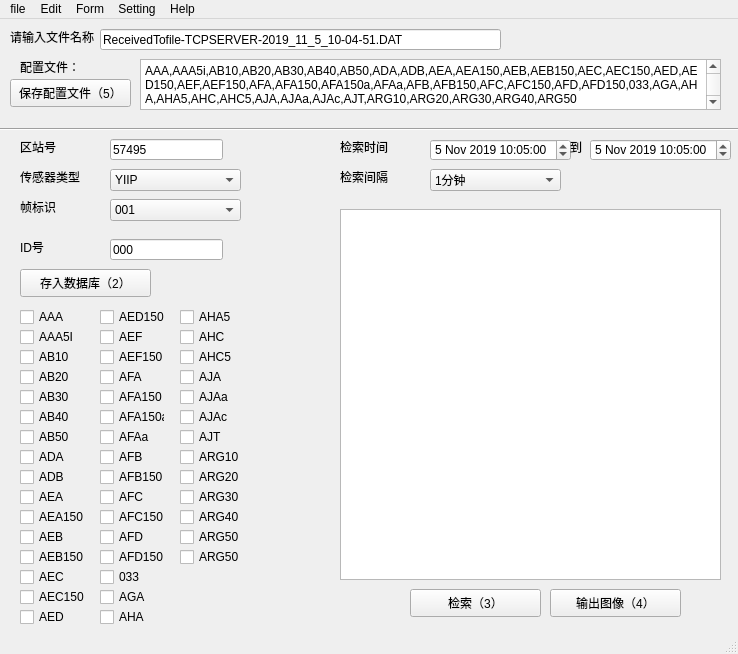
The window that untitled.ui (Gzk738/HUAYUN-visualization) describes before a commit, drawn with Qt 5.
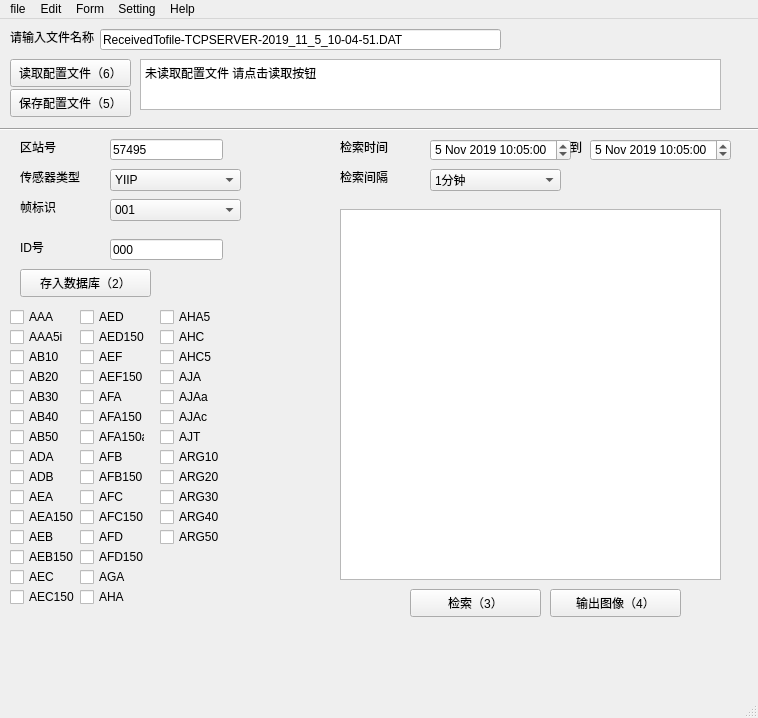
The same window after the commit.

The edit to the form file:
```diff
--- a/untitled.ui
+++ b/untitled.ui
@@ -6,8 +6,8 @@
    <rect>
     <x>0</x>
     <y>0</y>
-    <width>738</width>
-    <height>654</height>
+    <width>758</width>
+    <height>718</height>
    </rect>
   </property>
   <property name="windowTitle">
@@ -326,19 +326,6 @@
      </property>
     </item>
    </widget>
-   <widget class="QLabel" name="label_11">
-    <property name="geometry">
-     <rect>
-      <x>20</x>
-      <y>40</y>
-      <width>81</width>
-      <height>16</height>
-     </rect>
-    </property>
-    <property name="text">
-     <string>配置文件：</string>
-    </property>
-   </widget>
    <widget class="QTextEdit" name="textEdit_3">
     <property name="geometry">
      <rect>
@@ -353,7 +340,7 @@
 &lt;html&gt;&lt;head&gt;&lt;meta name=&quot;qrichtext&quot; content=&quot;1&quot; /&gt;&lt;style type=&quot;text/css&quot;&gt;
 p, li { white-space: pre-wrap; }
 &lt;/style&gt;&lt;/head&gt;&lt;body style=&quot; font-family:'SimSun'; font-size:9pt; font-weight:400; font-style:normal;&quot;&gt;
-&lt;p style=&quot; margin-top:0px; margin-bottom:0px; margin-left:0px; margin-right:0px; -qt-block-indent:0; text-indent:0px;&quot;&gt;&lt;span style=&quot; font-family:'SimSun';&quot;&gt;AAA,AAA5i,AB10,AB20,AB30,AB40,AB50,ADA,ADB,AEA,AEA150,AEB,AEB150,AEC,AEC150,AED,AED150,AEF,AEF150,AFA,AFA150,AFA150a,AFAa,AFB,AFB150,AFC,AFC150,AFD,AFD150,033,AGA,AHA,AHA5,AHC,AHC5,AJA,AJAa,AJAc,AJT,ARG10,ARG20,ARG30,ARG40,ARG50&lt;/span&gt;&lt;/p&gt;&lt;/body&gt;&lt;/html&gt;</string>
+&lt;p style=&quot; margin-top:0px; margin-bottom:0px; margin-left:0px; margin-right:0px; -qt-block-indent:0; text-indent:0px;&quot;&gt;&lt;span style=&quot; font-family:'SimSun';&quot;&gt;未读取配置文件 请点击读取按钮&lt;/span&gt;&lt;/p&gt;&lt;/body&gt;&lt;/html&gt;</string>
     </property>
    </widget>
    <widget class="QPushButton" name="pushButton_3">
@@ -382,10 +369,36 @@
      <string>输出图像（4）</string>
     </property>
    </widget>
-   <widget class="QCheckBox" name="checkBox">
+   <widget class="QPushButton" name="pushButton_5">
     <property name="geometry">
      <rect>
-      <x>20</x>
+      <x>10</x>
+      <y>70</y>
+      <width>121</width>
+      <height>28</height>
+     </rect>
+    </property>
+    <property name="text">
+     <string>保存配置文件（5）</string>
+    </property>
+   </widget>
+   <widget class="QPushButton" name="pushButton_6">
+    <property name="geometry">
+     <rect>
+      <x>10</x>
+      <y>40</y>
+      <width>121</width>
+      <height>28</height>
+     </rect>
+    </property>
+    <property name="text">
+     <string>读取配置文件（6）</string>
+    </property>
+   </widget>
+   <widget class="QCheckBox" name="checkBox_1">
+    <property name="geometry">
+     <rect>
+      <x>10</x>
       <y>290</y>
       <width>65</width>
       <height>16</height>
@@ -398,20 +411,20 @@
    <widget class="QCheckBox" name="checkBox_2">
     <property name="geometry">
      <rect>
-      <x>20</x>
+      <x>10</x>
       <y>310</y>
       <width>65</width>
       <height>16</height>
      </rect>
     </property>
     <property name="text">
-     <string>AAA5I</string>
+     <string>AAA5i</string>
     </property>
    </widget>
    <widget class="QCheckBox" name="checkBox_3">
     <property name="geometry">
      <rect>
-      <x>20</x>
+      <x>10</x>
       <y>330</y>
       <width>65</width>
       <height>16</height>
@@ -424,7 +437,7 @@
    <widget class="QCheckBox" name="checkBox_4">
     <property name="geometry">
      <rect>
-      <x>20</x>
+      <x>10</x>
       <y>350</y>
       <width>65</width>
       <height>16</height>
@@ -437,7 +450,7 @@
    <widget class="QCheckBox" name="checkBox_5">
     <property name="geometry">
      <rect>
-      <x>20</x>
+      <x>10</x>
       <y>370</y>
       <width>65</width>
       <height>16</height>
@@ -450,7 +463,7 @@
    <widget class="QCheckBox" name="checkBox_6">
     <property name="geometry">
      <rect>
-      <x>20</x>
+      <x>10</x>
       <y>390</y>
       <width>65</width>
       <height>16</height>
@@ -463,7 +476,7 @@
    <widget class="QCheckBox" name="checkBox_7">
     <property name="geometry">
      <rect>
-      <x>20</x>
+      <x>10</x>
       <y>410</y>
       <width>65</width>
       <height>16</height>
@@ -476,7 +489,7 @@
    <widget class="QCheckBox" name="checkBox_8">
     <property name="geometry">
      <rect>
-      <x>20</x>
+      <x>10</x>
       <y>430</y>
       <width>65</width>
       <height>16</height>
@@ -489,7 +502,7 @@
    <widget class="QCheckBox" name="checkBox_9">
     <property name="geometry">
      <rect>
-      <x>20</x>
+      <x>10</x>
       <y>450</y>
       <width>65</width>
       <height>16</height>
@@ -502,7 +515,7 @@
    <widget class="QCheckBox" name="checkBox_10">
     <property name="geometry">
      <rect>
-      <x>20</x>
+      <x>10</x>
       <y>470</y>
       <width>65</width>
       <height>16</height>
@@ -515,7 +528,7 @@
    <widget class="QCheckBox" name="checkBox_11">
     <property name="geometry">
      <rect>
-      <x>20</x>
+      <x>10</x>
       <y>490</y>
       <width>65</width>
       <height>16</height>
@@ -528,7 +541,7 @@
    <widget class="QCheckBox" name="checkBox_12">
     <property name="geometry">
      <rect>
-      <x>20</x>
+      <x>10</x>
       <y>510</y>
       <width>65</width>
       <height>16</height>
@@ -541,7 +554,7 @@
    <widget class="QCheckBox" name="checkBox_13">
     <property name="geometry">
      <rect>
-      <x>20</x>
+      <x>10</x>
       <y>530</y>
       <width>65</width>
       <height>16</height>
@@ -554,7 +567,7 @@
    <widget class="QCheckBox" name="checkBox_14">
     <property name="geometry">
      <rect>
-      <x>20</x>
+      <x>10</x>
       <y>550</y>
       <width>65</width>
       <height>16</height>
@@ -567,7 +580,7 @@
    <widget class="QCheckBox" name="checkBox_15">
     <property name="geometry">
      <rect>
-      <x>20</x>
+      <x>10</x>
       <y>570</y>
       <width>65</width>
       <height>16</height>
@@ -580,8 +593,8 @@
    <widget class="QCheckBox" name="checkBox_16">
     <property name="geometry">
      <rect>
-      <x>20</x>
-      <y>590</y>
+      <x>80</x>
+      <y>290</y>
       <width>65</width>
       <height>16</height>
      </rect>
@@ -590,88 +603,101 @@
      <string>AED</string>
     </property>
    </widget>
+   <widget class="QCheckBox" name="checkBox_17">
+    <property name="geometry">
+     <rect>
+      <x>80</x>
+      <y>310</y>
+      <width>65</width>
+      <height>16</height>
+     </rect>
+    </property>
+    <property name="text">
+     <string>AED150</string>
+    </property>
+   </widget>
    <widget class="QCheckBox" name="checkBox_18">
     <property name="geometry">
      <rect>
-      <x>100</x>
-      <y>550</y>
+      <x>80</x>
+      <y>330</y>
       <width>65</width>
       <height>16</height>
      </rect>
     </property>
     <property name="text">
-     <string>033</string>
+     <string>AEF</string>
     </property>
    </widget>
    <widget class="QCheckBox" name="checkBox_19">
     <property name="geometry">
      <rect>
-      <x>100</x>
-      <y>290</y>
+      <x>80</x>
+      <y>350</y>
       <width>65</width>
       <height>16</height>
      </rect>
     </property>
     <property name="text">
-     <string>AED150</string>
+     <string>AEF150</string>
     </property>
    </widget>
    <widget class="QCheckBox" name="checkBox_20">
     <property name="geometry">
      <rect>
-      <x>100</x>
+      <x>80</x>
       <y>370</y>
       <width>65</width>
       <height>16</height>
      </rect>
     </property>
     <property name="text">
-     <string>AFA150</string>
+     <string>AFA</string>
     </property>
    </widget>
    <widget class="QCheckBox" name="checkBox_21">
     <property name="geometry">
      <rect>
-      <x>100</x>
+      <x>80</x>
       <y>390</y>
       <width>65</width>
       <height>16</height>
      </rect>
     </property>
     <property name="text">
-     <string>AFA150a</string>
+     <string>AFA150</string>
     </property>
    </widget>
    <widget class="QCheckBox" name="checkBox_22">
     <property name="geometry">
      <rect>
-      <x>100</x>
-      <y>430</y>
+      <x>80</x>
+      <y>410</y>
       <width>65</width>
       <height>16</height>
      </rect>
     </property>
     <property name="text">
-     <string>AFB</string>
+     <string>AFA150a</string>
     </property>
    </widget>
    <widget class="QCheckBox" name="checkBox_23">
     <property name="geometry">
      <rect>
-      <x>100</x>
-      <y>570</y>
+      <x>80</x>
+      <y>430</y>
       <width>65</width>
       <height>16</height>
      </rect>
     </property>
     <property name="text">
-     <string>AGA</string>
+     <string>AFB</string>
     </property>
    </widget>
    <widget class="QCheckBox" name="checkBox_24">
     <property name="geometry">
      <rect>
-      <x>100</x>
+      <x>80</x>
       <y>450</y>
       <width>65</width>
       <height>16</height>
@@ -684,137 +710,137 @@
    <widget class="QCheckBox" name="checkBox_25">
     <property name="geometry">
      <rect>
-      <x>100</x>
-      <y>330</y>
+      <x>80</x>
+      <y>470</y>
       <width>65</width>
       <height>16</height>
      </rect>
     </property>
     <property name="text">
-     <string>AEF150</string>
+     <string>AFC</string>
     </property>
    </widget>
    <widget class="QCheckBox" name="checkBox_26">
     <property name="geometry">
      <rect>
-      <x>100</x>
-      <y>310</y>
+      <x>80</x>
+      <y>490</y>
       <width>65</width>
       <height>16</height>
      </rect>
     </property>
     <property name="text">
-     <string>AEF</string>
+     <string>AFC150</string>
     </property>
    </widget>
    <widget class="QCheckBox" name="checkBox_27">
     <property name="geometry">
      <rect>
-      <x>100</x>
-      <y>470</y>
+      <x>80</x>
+      <y>510</y>
       <width>65</width>
       <height>16</height>
      </rect>
     </property>
     <property name="text">
-     <string>AFC</string>
+     <string>AFD</string>
     </property>
    </widget>
    <widget class="QCheckBox" name="checkBox_28">
     <property name="geometry">
      <rect>
-      <x>100</x>
-      <y>590</y>
+      <x>80</x>
+      <y>530</y>
       <width>65</width>
       <height>16</height>
      </rect>
     </property>
     <property name="text">
-     <string>AHA</string>
+     <string>AFD150</string>
     </property>
    </widget>
    <widget class="QCheckBox" name="checkBox_29">
     <property name="geometry">
      <rect>
-      <x>100</x>
-      <y>490</y>
+      <x>80</x>
+      <y>550</y>
       <width>65</width>
       <height>16</height>
      </rect>
     </property>
     <property name="text">
-     <string>AFC150</string>
+     <string>AGA</string>
     </property>
    </widget>
    <widget class="QCheckBox" name="checkBox_30">
     <property name="geometry">
      <rect>
-      <x>100</x>
-      <y>350</y>
+      <x>80</x>
+      <y>570</y>
       <width>65</width>
       <height>16</height>
      </rect>
     </property>
     <property name="text">
-     <string>AFA</string>
+     <string>AHA</string>
     </property>
    </widget>
    <widget class="QCheckBox" name="checkBox_31">
     <property name="geometry">
      <rect>
-      <x>100</x>
-      <y>530</y>
+      <x>160</x>
+      <y>290</y>
       <width>65</width>
       <height>16</height>
      </rect>
     </property>
     <property name="text">
-     <string>AFD150</string>
+     <string>AHA5</string>
     </property>
    </widget>
    <widget class="QCheckBox" name="checkBox_32">
     <property name="geometry">
      <rect>
-      <x>100</x>
-      <y>510</y>
+      <x>160</x>
+      <y>310</y>
       <width>65</width>
       <height>16</height>
      </rect>
     </property>
     <property name="text">
-     <string>AFD</string>
+     <string>AHC</string>
     </property>
    </widget>
    <widget class="QCheckBox" name="checkBox_33">
     <property name="geometry">
      <rect>
-      <x>100</x>
-      <y>410</y>
+      <x>160</x>
+      <y>330</y>
       <width>65</width>
       <height>16</height>
      </rect>
     </property>
     <property name="text">
-     <string>AFAa</string>
+     <string>AHC5</string>
+    </property>
+   </widget>
+   <widget class="QCheckBox" name="checkBox_34">
+    <property name="geometry">
+     <rect>
+      <x>160</x>
+      <y>350</y>
+      <width>65</width>
+      <height>16</height>
+     </rect>
+    </property>
+    <property name="text">
+     <string>AJA</string>
     </property>
    </widget>
    <widget class="QCheckBox" name="checkBox_35">
     <property name="geometry">
      <rect>
-      <x>180</x>
-      <y>290</y>
-      <width>65</width>
-      <height>16</height>
-     </rect>
-    </property>
-    <property name="text">
-     <string>AHA5</string>
-    </property>
-   </widget>
-   <widget class="QCheckBox" name="checkBox_36">
-    <property name="geometry">
-     <rect>
-      <x>180</x>
+      <x>160</x>
       <y>370</y>
       <width>65</width>
       <height>16</height>
@@ -827,7 +853,7 @@
    <widget class="QCheckBox" name="checkBox_37">
     <property name="geometry">
      <rect>
-      <x>180</x>
+      <x>160</x>
       <y>390</y>
       <width>65</width>
       <height>16</height>
@@ -837,10 +863,23 @@
      <string>AJAc</string>
     </property>
    </widget>
+   <widget class="QCheckBox" name="checkBox_37">
+    <property name="geometry">
+     <rect>
+      <x>160</x>
+      <y>410</y>
+      <width>65</width>
+      <height>16</height>
+     </rect>
+    </property>
+    <property name="text">
+     <string>AJT</string>
+    </property>
+   </widget>
    <widget class="QCheckBox" name="checkBox_38">
     <property name="geometry">
      <rect>
-      <x>180</x>
+      <x>160</x>
       <y>430</y>
       <width>65</width>
       <height>16</height>
@@ -850,10 +889,10 @@
      <string>ARG10</string>
     </property>
    </widget>
-   <widget class="QCheckBox" name="checkBox_40">
+   <widget class="QCheckBox" name="checkBox_39">
     <property name="geometry">
      <rect>
-      <x>180</x>
+      <x>160</x>
       <y>450</y>
       <width>65</width>
       <height>16</height>
@@ -866,33 +905,7 @@
    <widget class="QCheckBox" name="checkBox_41">
     <property name="geometry">
      <rect>
-      <x>180</x>
-      <y>330</y>
-      <width>65</width>
-      <height>16</height>
-     </rect>
-    </property>
-    <property name="text">
-     <string>AHC5</string>
-    </property>
-   </widget>
-   <widget class="QCheckBox" name="checkBox_42">
-    <property name="geometry">
-     <rect>
-      <x>180</x>
-      <y>310</y>
-      <width>65</width>
-      <height>16</height>
-     </rect>
-    </property>
-    <property name="text">
-     <string>AHC</string>
-    </property>
-   </widget>
-   <widget class="QCheckBox" name="checkBox_43">
-    <property name="geometry">
-     <rect>
-      <x>180</x>
+      <x>160</x>
       <y>470</y>
       <width>65</width>
       <height>16</height>
@@ -902,10 +915,10 @@
      <string>ARG30</string>
     </property>
    </widget>
-   <widget class="QCheckBox" name="checkBox_45">
+   <widget class="QCheckBox" name="checkBox_41">
     <property name="geometry">
      <rect>
-      <x>180</x>
+      <x>160</x>
       <y>490</y>
       <width>65</width>
       <height>16</height>
@@ -915,36 +928,10 @@
      <string>ARG40</string>
     </property>
    </widget>
-   <widget class="QCheckBox" name="checkBox_46">
+   <widget class="QCheckBox" name="checkBox_42">
     <property name="geometry">
      <rect>
-      <x>180</x>
-      <y>350</y>
-      <width>65</width>
-      <height>16</height>
-     </rect>
-    </property>
-    <property name="text">
-     <string>AJA</string>
-    </property>
-   </widget>
-   <widget class="QCheckBox" name="checkBox_47">
-    <property name="geometry">
-     <rect>
-      <x>180</x>
-      <y>530</y>
-      <width>65</width>
-      <height>16</height>
-     </rect>
-    </property>
-    <property name="text">
-     <string>ARG50</string>
-    </property>
-   </widget>
-   <widget class="QCheckBox" name="checkBox_48">
-    <property name="geometry">
-     <rect>
-      <x>180</x>
+      <x>160</x>
       <y>510</y>
       <width>65</width>
       <height>16</height>
@@ -954,39 +941,13 @@
      <string>ARG50</string>
     </property>
    </widget>
-   <widget class="QCheckBox" name="checkBox_49">
-    <property name="geometry">
-     <rect>
-      <x>180</x>
-      <y>410</y>
-      <width>65</width>
-      <height>16</height>
-     </rect>
-    </property>
-    <property name="text">
-     <string>AJT</string>
-    </property>
-   </widget>
-   <widget class="QPushButton" name="pushButton_5">
-    <property name="geometry">
-     <rect>
-      <x>10</x>
-      <y>60</y>
-      <width>121</width>
-      <height>28</height>
-     </rect>
-    </property>
-    <property name="text">
-     <string>保存配置文件（5）</string>
-    </property>
-   </widget>
   </widget>
   <widget class="QMenuBar" name="menubar">
    <property name="geometry">
     <rect>
      <x>0</x>
      <y>0</y>
-     <width>738</width>
+     <width>758</width>
      <height>22</height>
     </rect>
    </property>
```
Left out of the diff: 17 changed lines with no effect on the pictures.
